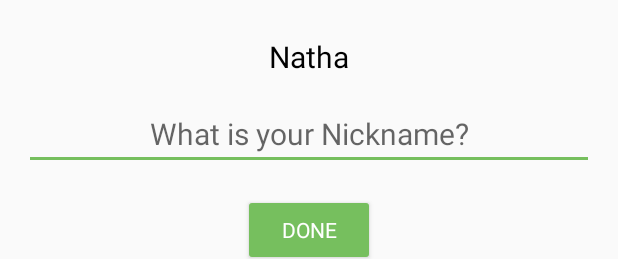
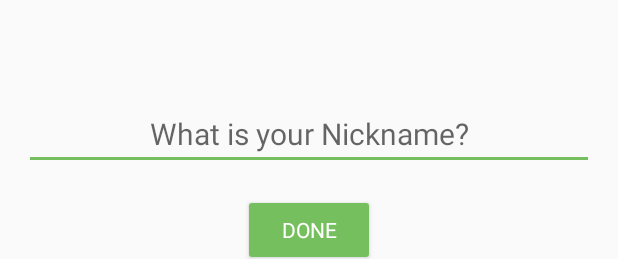
Before and after one commit to Cyl3el2Cleal2/AboutMe01, an Android app: the layout activity_main.xml on its own in the app's theme, with its tools: preview values and no code run, on a phone screen of 412 x 824 dp. Shown: the top 259 px of the screen. Run offline under Robolectric (Android 15) with nearby library versions, the phone set to English and light mode, and no system bars; Roboto replaces fonts that are not available here.

Commit message:
Task 2.4.4

```diff
--- /dev/null
+++ b/app/src/main/java/buu/s59160937/aboutme/MyName.kt
@@ -0,0 +1,3 @@
+package buu.s59160937.aboutme
+
+data class MyName(var name: String ="", var nickname: String = "")
--- a/app/src/main/res/layout/activity_main.xml
+++ b/app/src/main/res/layout/activity_main.xml
@@ -1,6 +1,10 @@
 <layout xmlns:android="http://schemas.android.com/apk/res/android"
     xmlns:app="http://schemas.android.com/apk/res-auto">
-
+    <data>
+        <variable
+            name="myName"
+            type="buu.s59160937.aboutme.MyName" />
+    </data>
     <LinearLayout xmlns:tools="http://schemas.android.com/tools"
         android:layout_width="match_parent"
         android:layout_height="match_parent"
@@ -15,7 +19,7 @@
             android:layout_width="match_parent"
             android:layout_height="wrap_content"
             android:fontFamily="@font/roboto"
-            android:text="@string/name"
+            android:text="@={myName.name}"
             android:textAlignment="center" />
 
         <EditText
@@ -45,7 +49,7 @@
             android:layout_height="wrap_content"
             android:background="@color/colorAccent"
             android:paddingBottom="@dimen/small_padding"
-            android:text=""
+            android:text="@={myName.nickname}"
             android:textAlignment="center"
             android:visibility="gone" />
 
```
Also changed, not shown: app/src/main/java/buu/s59160937/aboutme/MainActivity.kt (+6 -1 lines).
